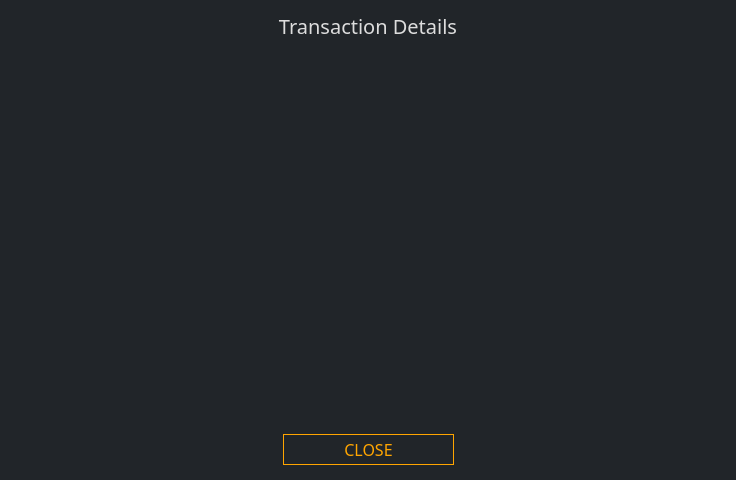
Above: src/gui/ui/transactiondetailsdialog.ui from ConcealNetwork/conceal-desktop before the change. Below: the same form after it.
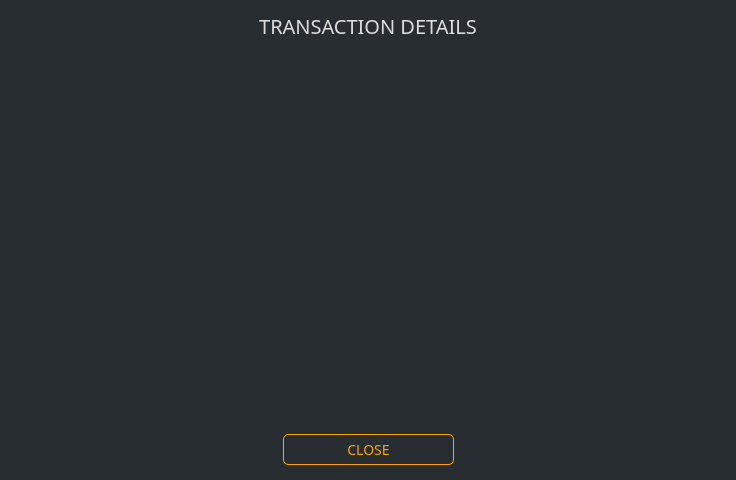
That is the form after the change.

```diff
--- a/src/gui/ui/transactiondetailsdialog.ui
+++ b/src/gui/ui/transactiondetailsdialog.ui
@@ -14,7 +14,7 @@
    <string>Transaction details</string>
   </property>
   <property name="styleSheet">
-   <string notr="true">background-color: #212529;
+   <string notr="true">background-color: #282d31;
 border: 0px;
 color: #ddd;
 font-family: 'Poppins';</string>
@@ -53,7 +53,7 @@
 font-family: 'Poppins';</string>
      </property>
      <property name="text">
-      <string>Transaction Details</string>
+      <string>TRANSACTION DETAILS</string>
      </property>
      <property name="alignment">
       <set>Qt::AlignCenter</set>
@@ -113,7 +113,7 @@
         </font>
        </property>
        <property name="styleSheet">
-        <string notr="true">QPushButton#m_okButton {color: orange; background-color: #212529; border: 1px solid orange; font-size: 16px;}
+        <string notr="true">QPushButton#m_okButton {color: orange; border: 1px solid orange; font-size: 14px; border-radius: 5px;}
 
 QPushButton#m_okButton:hover {color: orange; background-color: #212529; border: 2px solid orange; font-size: 16px;}</string>
        </property>
```
Left out of the diff: 2 changed lines with no effect on the pictures.
